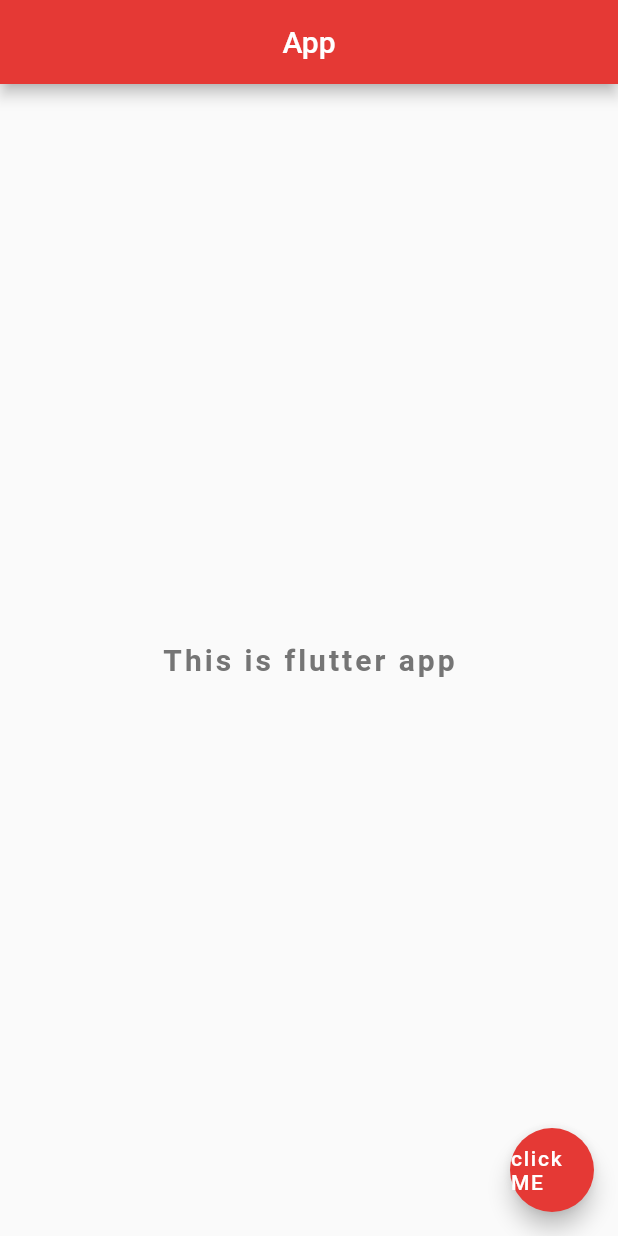
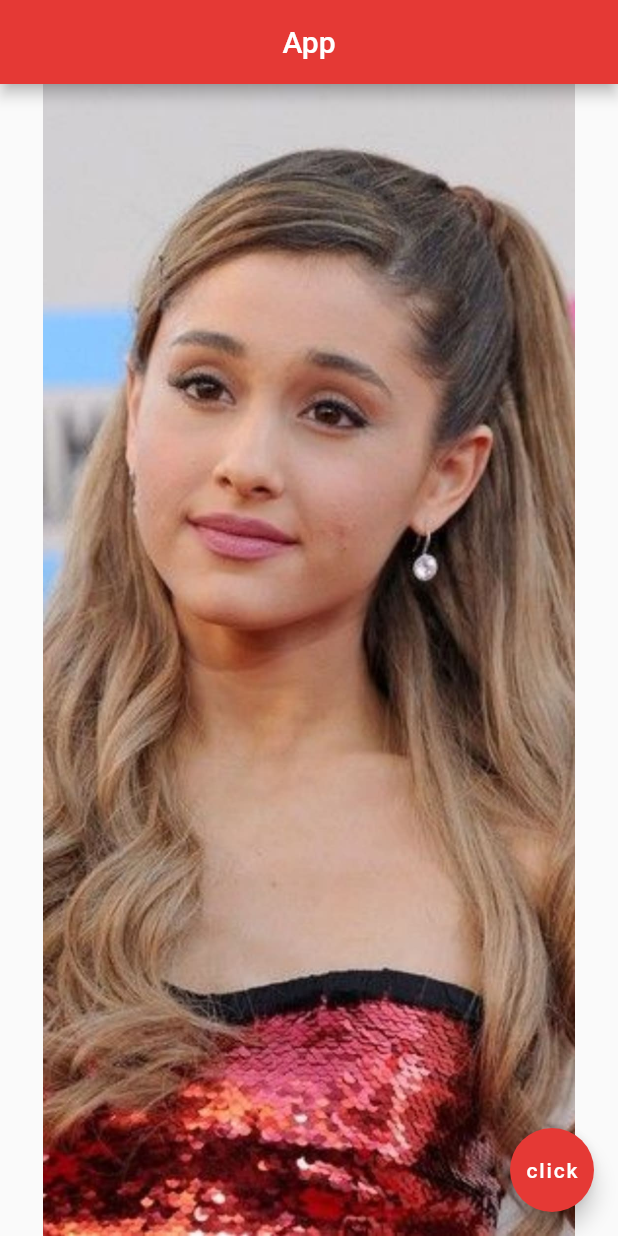
Before and after one commit to AdithiyaG/Flutterlearning, a Flutter app: the screen it shows after launch, on a phone screen of 412 x 824 dp. Run offline on Flutter 3.47's test engine with Material 2 defaults, Android fonts, the phone set to English and light mode, and no system bars; Roboto replaces fonts that are missing (DancingScript).

Commit message:
assets n images

```diff
--- a/lib/main.dart
+++ b/lib/main.dart
@@ -14,20 +14,14 @@ class Home extends StatelessWidget {
         backgroundColor: Colors.red[600],
       ),
       body: Center(
-        child: Text(
-          "This is flutter app",
-          style: TextStyle(
-            fontSize: 20,
-            fontWeight: FontWeight.bold,
-            letterSpacing: 2.0,
-            color: Colors.grey[600],
-            fontFamily: 'DancingScript',
-          ),
+        child: Image(
+          //image: NetworkImage('https://www.kolpaper.com/wp-content/uploads/2020/05/Ariana-Grande-Wallpaper-1.jpg'),
+          image: AssetImage('assets/images/Ariana-Grande-Wallpapers.jpg'),
         ),
       ),
       floatingActionButton: FloatingActionButton(
         onPressed: () {},
-        child: Text("click ME"),
+        child: Text("click"),
         backgroundColor: Colors.red[600],
       ),
     );
--- a/pubspec.yaml
+++ b/pubspec.yaml
@@ -45,9 +45,9 @@ flutter:
   uses-material-design: true
 
   # To add assets to your application, add an assets section, like this:
-  # assets:
-  #   - images/a_dot_burr.jpeg
-  #   - images/a_dot_ham.jpeg
+  assets:
+    - assets/images
+
 
   # An image asset can refer to one or more resolution-specific "variants", see
   # https://flutter.dev/assets-and-images/#resolution-aware.
```
Also changed, not shown: assets/images/Ariana-Grande-Wallpapers.jpg (added).
